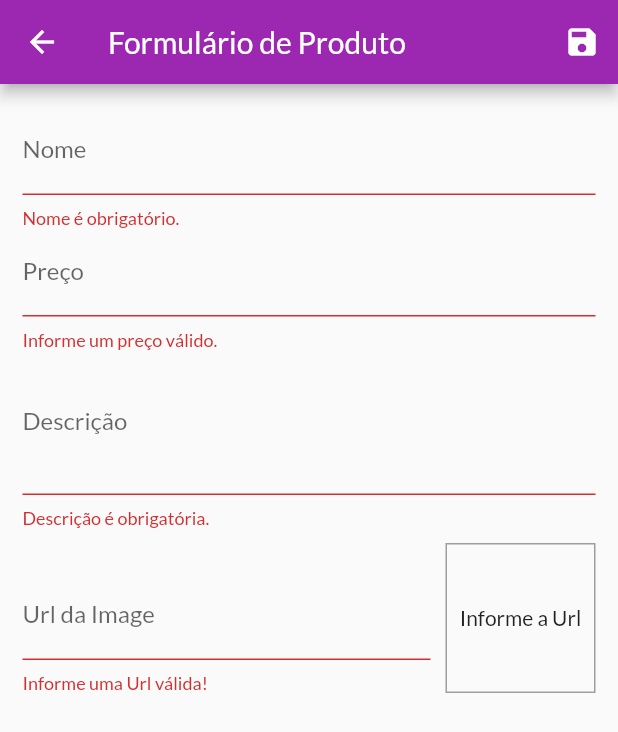
After one commit to diego-r93/shop, a Flutter app: the ProductFormPage screen opened by its route, after a tap on the "save" icon, on a phone screen of 412 x 824 dp. The commit adds this screen. Shown: the top 732 px of the screen. Run offline on Flutter 3.47's test engine with Material 2 defaults, Android fonts, the phone set to English and light mode, and no system bars; network calls fail.

Commit message:
:sparkles: Adicionada a edição de produtos

```diff
--- a/lib/components/product_grid.dart
+++ b/lib/components/product_grid.dart
@@ -1,6 +1,6 @@
 import 'package:flutter/material.dart';
 import 'package:provider/provider.dart';
-import 'package:shop/components/product_item.dart';
+import 'package:shop/components/product_grid_item.dart';
 
 import '../models/product.dart';
 import '../models/product_list.dart';
@@ -21,7 +21,7 @@ class ProductGrid extends StatelessWidget {
       itemCount: loadedProducts.length,
       itemBuilder: (ctx, i) => ChangeNotifierProvider.value(
         value: loadedProducts[i],
-        child: ProductItem(),
+        child: ProductGridItem(),
       ),
       gridDelegate: SliverGridDelegateWithFixedCrossAxisCount(
         crossAxisCount: 2,
--- a/lib/main.dart
+++ b/lib/main.dart
@@ -6,7 +6,9 @@ import 'package:shop/models/product_list.dart';
 import 'package:shop/pages/cart_page.dart';
 import 'package:shop/pages/orders_page.dart';
 import 'package:shop/pages/product_detail_page.dart';
+import 'package:shop/pages/product_form_page.dart';
 import 'package:shop/pages/products_overview_page.dart';
+import 'package:shop/pages/products_page.dart';
 import 'package:shop/utils/app_routes.dart';
 
 void main() {
@@ -43,6 +45,8 @@ class MyApp extends StatelessWidget {
           AppRoutes.PRODUCT_DETAIL: (ctx) => ProductDetailPage(),
           AppRoutes.CART: (ctx) => CartPage(),
           AppRoutes.ORDERS: (ctx) => OrdersPage(),
+          AppRoutes.PRODUCTS: (ctx) => ProductsPage(),
+          AppRoutes.PRODUCT_FORM: (ctx) => ProductFormPage(),
         },
         debugShowCheckedModeBanner: false,
       ),
--- /dev/null
+++ b/lib/pages/product_form_page.dart
@@ -0,0 +1,227 @@
+import 'package:flutter/material.dart';
+import 'package:provider/provider.dart';
+import 'package:shop/models/product.dart';
+import 'package:shop/models/product_list.dart';
+
+class ProductFormPage extends StatefulWidget {
+  const ProductFormPage({Key? key}) : super(key: key);
+
+  @override
+  _ProductFormPageState createState() => _ProductFormPageState();
+}
+
+class _ProductFormPageState extends State<ProductFormPage> {
+  final _priceFocus = FocusNode();
+  final _descriptionFocus = FocusNode();
+
+  final _imageUrlFocus = FocusNode();
+  final _imageUrlControler = TextEditingController();
+
+  final _formKey = GlobalKey<FormState>();
+  final _formData = Map<String, Object>();
+
+  @override
+  void initState() {
+    super.initState();
+    _imageUrlFocus.addListener(updateImage);
+  }
+
+  @override
+  void didChangeDependencies() {
+    super.didChangeDependencies();
+
+    if (_formData.isEmpty) {
+      final arg = ModalRoute.of(context)?.settings.arguments;
+
+      if (arg != null) {
+        final product = arg as Product;
+        _formData['id'] = product.id;
+        _formData['name'] = product.name;
+        _formData['price'] = product.price;
+        _formData['description'] = product.description;
+        _formData['imageUrl'] = product.imageUrl;
+
+        _imageUrlControler.text = product.imageUrl;
+      }
+    }
+  }
+
+  @override
+  void dispose() {
+    super.dispose();
+    _priceFocus.dispose();
+    _descriptionFocus.dispose();
+
+    _imageUrlFocus.removeListener(updateImage);
+    _imageUrlFocus.dispose();
+  }
+
+  void updateImage() {
+    setState(() {});
+  }
+
+  bool isValidImageUrl(String url) {
+    bool isValidUrl = Uri.tryParse(url)?.hasAbsolutePath ?? false;
+    bool endsWithFile = url.toLowerCase().endsWith('.png') ||
+        url.toLowerCase().endsWith('.jpg') ||
+        url.toLowerCase().endsWith('.png');
+
+    return isValidUrl && endsWithFile;
+  }
+
+  void _submitForm() {
+    final isValid = _formKey.currentState?.validate() ?? false;
+
+    if (!isValid) {
+      return;
+    }
+
+    _formKey.currentState?.save();
+
+    Provider.of<ProductList>(
+      context,
+      listen: false,
+    ).saveProductFromData(_formData);
+
+    Navigator.of(context).pop();
+  }
+
+  @override
+  Widget build(BuildContext context) {
+    return Scaffold(
+      appBar: AppBar(
+        title: Text('Formulário de Produto'),
+        actions: [
+          IconButton(
+            onPressed: _submitForm,
+            icon: Icon(Icons.save),
+          )
+        ],
+      ),
+      body: Padding(
+        padding: const EdgeInsets.all(15),
+        child: Form(
+          key: _formKey,
+          child: ListView(
+            children: [
+              TextFormField(
+                initialValue: _formData['name']?.toString(),
+                decoration: InputDecoration(
+                  labelText: 'Nome',
+                ),
+                textInputAction: TextInputAction.next,
+                onFieldSubmitted: (_) {
+                  FocusScope.of(context).requestFocus(_priceFocus);
+                },
+                onSaved: (name) => _formData['name'] = name ?? '',
+                validator: (_name) {
+                  final name = _name ?? '';
+
+                  if (name.trim().isEmpty) {
+                    return 'Nome é obrigatório.';
+                  }
+
+                  if (name.trim().length < 3) {
+                    return 'Nome precisa no mínimo de 3 letras.';
+                  }
+
+                  return null;
+                },
+              ),
+              TextFormField(
+                initialValue: _formData['price']?.toString(),
+                decoration: InputDecoration(labelText: 'Preço'),
+                textInputAction: TextInputAction.next,
+                focusNode: _priceFocus,
+                keyboardType: TextInputType.numberWithOptions(
+                  decimal: true,
+                ),
+                onFieldSubmitted: (_) {
+                  FocusScope.of(context).requestFocus(_descriptionFocus);
+                },
+                onSaved: (price) =>
+                    _formData['price'] = double.parse(price ?? '0'),
+                validator: (_price) {
+                  final priceString = _price ?? '';
+                  final price = double.tryParse(priceString) ?? -1;
+
+                  if (price <= 0) {
+                    return 'Informe um preço válido.';
+                  }
+
+                  return null;
+                },
+              ),
+              TextFormField(
+                initialValue: _formData['description']?.toString(),
+                decoration: InputDecoration(labelText: 'Descrição'),
+                focusNode: _descriptionFocus,
+                keyboardType: TextInputType.multiline,
+                maxLines: 3,
+                onSaved: (description) =>
+                    _formData['description'] = description ?? '',
+                validator: (_description) {
+                  final description = _description ?? '';
+
+                  if (description.trim().isEmpty) {
+                    return 'Descrição é obrigatória.';
+                  }
+
+                  if (description.trim().length < 10) {
+                    return 'Descrição precisa no mínimo de 10 letras.';
+                  }
+
+                  return null;
+                },
+              ),
+              Row(
+                crossAxisAlignment: CrossAxisAlignment.end,
+                children: [
+                  Expanded(
+                    child: TextFormField(
+                      decoration: InputDecoration(labelText: 'Url da Image'),
+                      keyboardType: TextInputType.url,
+                      textInputAction: TextInputAction.done,
+                      focusNode: _imageUrlFocus,
+                      controller: _imageUrlControler,
+                      onFieldSubmitted: (_) => _submitForm(),
+                      onSaved: (imageUrl) =>
+                          _formData['imageUrl'] = imageUrl ?? '',
+                      validator: (_imageUrl) {
+                        final imageUrl = _imageUrl ?? '';
+
+                        if (!isValidImageUrl(imageUrl)) {
+                          return 'Informe uma Url válida!';
+                        }
+
+                        return null;
+                      },
+                    ),
+                  ),
+                  Container(
+                    height: 100,
+                    width: 100,
+                    margin: const EdgeInsets.only(top: 10, left: 10),
+                    decoration: BoxDecoration(
+                      border: Border.all(
+                        color: Colors.grey,
+                        width: 1,
+                      ),
+                    ),
+                    alignment: Alignment.center,
+                    child: _imageUrlControler.text.isEmpty
+                        ? Text('Informe a Url')
+                        : FittedBox(
+                            child: Image.network(_imageUrlControler.text),
+                            fit: BoxFit.cover,
+                          ),
+                  ),
+                ],
+              ),
+            ],
+          ),
+        ),
+      ),
+    );
+  }
+}
--- a/lib/utils/app_routes.dart
+++ b/lib/utils/app_routes.dart
@@ -3,4 +3,6 @@ class AppRoutes {
   static const PRODUCT_DETAIL = '/product-detail';
   static const CART = '/cart';
   static const ORDERS = '/orders';
+  static const PRODUCTS = '/products';
+  static const PRODUCT_FORM = '/product-form';
 }
```
Also changed, not shown: lib/components/app_drawer.dart (+10 -0 lines), lib/components/cart_item.dart (+23 -0 lines), lib/components/product_grid_item.dart (added, +71 -0 lines), lib/components/product_item.dart (+49 -36 lines), lib/models/cart.dart (+22 -0 lines), lib/models/product_list.dart (+42 -0 lines), lib/pages/products_page.dart (added, +42 -0 lines), 1 other file.
